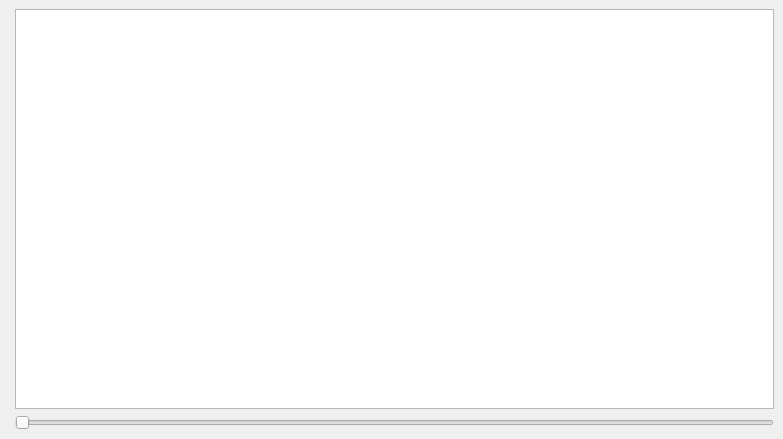
Before: the Qt Designer form 4/src/MainWindow.ui in dazzlemon/diit_121-ipz_y3_os, drawn with Qt 5.
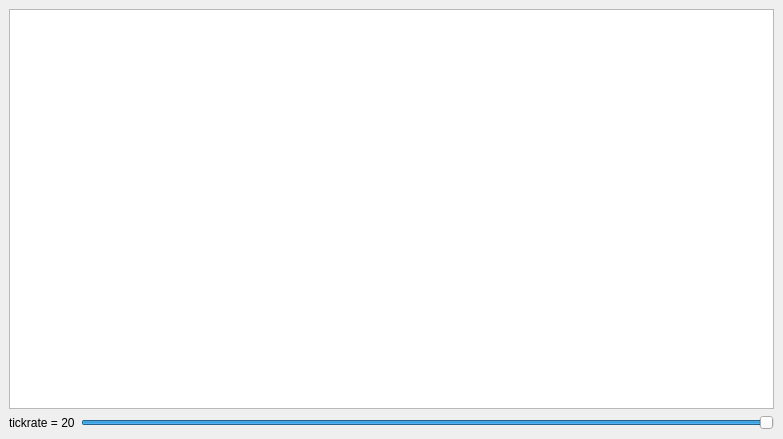
After: the same form once the commit is applied.

```diff
--- a/4/src/MainWindow.ui
+++ b/4/src/MainWindow.ui
@@ -14,16 +14,36 @@
    <string>MainWindow</string>
   </property>
   <widget class="QWidget" name="centralwidget">
-   <layout class="QFormLayout" name="formLayout">
-    <item row="0" column="1">
+   <layout class="QVBoxLayout" name="verticalLayout">
+    <item>
      <widget class="QListWidget" name="bufferListWidget"/>
     </item>
-    <item row="1" column="1">
+    <item>
+     <layout class="QHBoxLayout" name="horizontalLayout">
+      <item>
+       <widget class="QLabel" name="label">
+        <property name="text">
+         <string>tickrate = 20</string>
+        </property>
+       </widget>
+      </item>
+      <item>
      <widget class="QSlider" name="speedSlider">
+        <property name="minimum">
+         <number>1</number>
+        </property>
+        <property name="maximum">
+         <number>20</number>
+        </property>
+        <property name="value">
+         <number>20</number>
+        </property>
       <property name="orientation">
        <enum>Qt::Horizontal</enum>
       </property>
      </widget>
+      </item>
+     </layout>
     </item>
    </layout>
   </widget>
```
Lines whose indentation alone changed are shown as unchanged.
